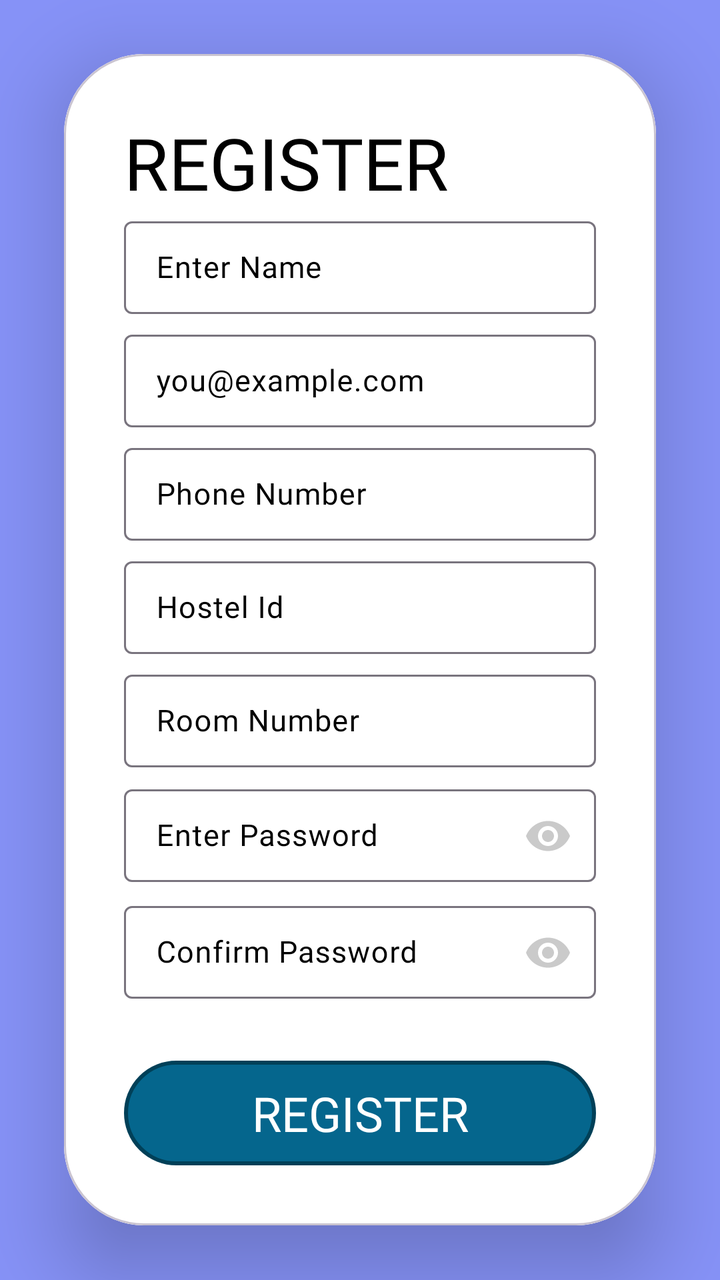
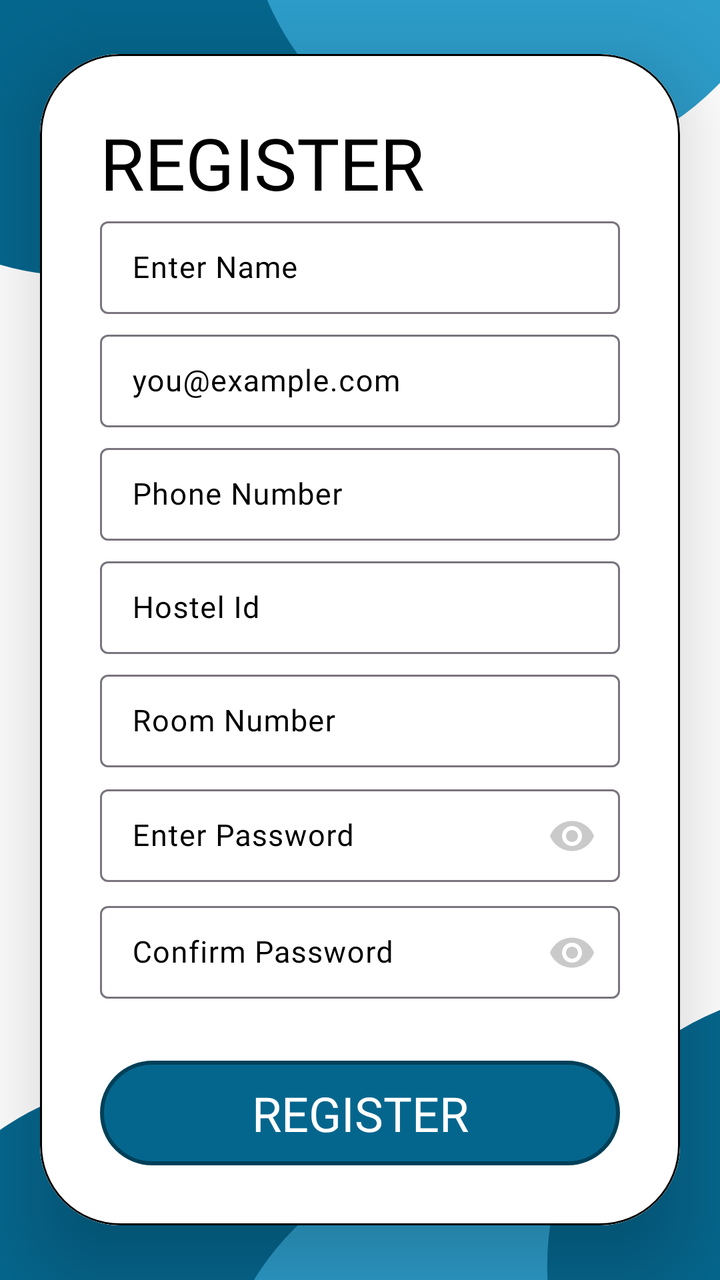

Before-and-after screenshots of an Android layout around one commit, followed by the original layout XML and the change that was made.
<!-- AndroidManifest.xml: application theme Theme.Hostelvault -->
<!-- res/layout/activity_signup.xml -->
<LinearLayout xmlns:android="http://schemas.android.com/apk/res/android"
    xmlns:app="http://schemas.android.com/apk/res-auto"
    xmlns:tools="http://schemas.android.com/tools"
    android:id="@+id/main"
    android:layout_width="match_parent"
    android:layout_height="match_parent"
    android:background="@color/lavender"
    android:gravity="center"
    tools:context=".signupActivity">

    
    <com.google.android.material.card.MaterialCardView
        android:id="@+id/cardView"
        android:layout_width="match_parent"
        android:layout_height="wrap_content"
        android:layout_centerInParent="true"
        android:layout_marginRight="32dp"
        android:layout_marginLeft="32dp"
        app:cardCornerRadius="40dp"
        app:cardElevation="24dp"
        tools:ignore="ObsoleteLayoutParam">


        <LinearLayout
            android:layout_width="match_parent"
            android:layout_height="match_parent"
            android:background="@drawable/edittextbg"
            android:gravity="start"
            android:orientation="vertical"
            android:padding="30dp">

            
            <TextView
                android:id="@+id/textView"
                android:layout_width="wrap_content"
                android:layout_height="wrap_content"
                android:fontFamily="@font/poppins_semibold"
                android:text="@string/register"
                android:textAllCaps="true"
                android:textColor="@color/black"
                android:textSize="36sp" />

            <com.google.android.material.textfield.TextInputLayout
                style="@style/Widget.Material3.TextInputLayout.OutlinedBox.Dense"
                android:layout_width="match_parent"
                android:layout_height="wrap_content"
                android:textColorHint="@color/black"
                app:endIconMode="clear_text">

                <com.google.android.material.textfield.TextInputEditText
                    android:id="@+id/et_name"
                    android:layout_width="match_parent"
                    android:layout_height="wrap_content"
                    android:autofillHints="username"
                    android:fontFamily="@font/poppins"
                    android:hint="@string/enter_name"
                    android:textColor="@color/black"
                    android:textColorHint="@color/grey"
                    android:textSize="15sp" />

            </com.google.android.material.textfield.TextInputLayout>

            
            <com.google.android.material.textfield.TextInputLayout
                style="@style/Widget.Material3.TextInputLayout.OutlinedBox.Dense"
                android:layout_width="match_parent"
                android:layout_height="wrap_content"
                android:layout_marginTop="5dp"
                android:textColorHint="@color/black"
                app:endIconMode="clear_text">

                <com.google.android.material.textfield.TextInputEditText
                    android:id="@+id/et_email"
                    android:layout_width="match_parent"
                    android:layout_height="wrap_content"
                    android:autofillHints="emailAddress"
                    android:fontFamily="@font/poppins"
                    android:hint="@string/you_example_com"
                    android:textColor="@color/black"
                    android:textColorHint="@color/grey"
                    android:textSize="15sp" />

            </com.google.android.material.textfield.TextInputLayout>


            
            <com.google.android.material.textfield.TextInputLayout
                style="@style/Widget.Material3.TextInputLayout.OutlinedBox.Dense"
                android:layout_width="match_parent"
                android:layout_height="wrap_content"
                android:layout_marginTop="5dp"
                android:textColorHint="@color/black"
                app:endIconMode="clear_text">

                <com.google.android.material.textfield.TextInputEditText
                    android:id="@+id/et_phn"
                    android:layout_width="match_parent"
                    android:layout_height="wrap_content"
                    android:autofillHints="phone"
                    android:inputType="phone"
                    android:fontFamily="@font/poppins"
                    android:hint="@string/phone_number"
                    android:textColor="@color/black"
                    android:textColorHint="@color/grey"
                    android:textSize="15sp" />

            </com.google.android.material.textfield.TextInputLayout>


            
            <com.google.android.material.textfield.TextInputLayout
                style="@style/Widget.Material3.TextInputLayout.OutlinedBox.Dense"
                android:layout_width="match_parent"
                android:layout_height="wrap_content"
                android:layout_marginTop="5dp"
                android:textColorHint="@color/black"
                app:endIconMode="clear_text">

                <com.google.android.material.textfield.TextInputEditText
                    android:id="@+id/et_hostel_id"
                    android:layout_width="match_parent"
                    android:layout_height="wrap_content"
                    android:fontFamily="@font/poppins"
                    android:hint="Hostel Id"
                    android:textColor="@color/black"
                    android:textColorHint="@color/grey"
                    android:textSize="15sp"
                    tools:ignore="HardcodedText" />

            </com.google.android.material.textfield.TextInputLayout>



            
            <com.google.android.material.textfield.TextInputLayout
                style="@style/Widget.Material3.TextInputLayout.OutlinedBox.Dense"
                android:layout_width="match_parent"
                android:layout_height="wrap_content"
                android:layout_marginTop="5dp"
                android:textColorHint="@color/black"
                app:endIconMode="clear_text">

                <com.google.android.material.textfield.TextInputEditText
                    android:id="@+id/et_room_num"
                    android:layout_width="match_parent"
                    android:layout_height="wrap_content"
                    android:fontFamily="@font/poppins"
                    android:inputType="number"
                    android:hint="Room Number"
                    android:textColor="@color/black"
                    android:textColorHint="@color/grey"
                    android:textSize="15sp"
                    tools:ignore="HardcodedText" />

            </com.google.android.material.textfield.TextInputLayout>


            
            <com.google.android.material.textfield.TextInputLayout
                style="@style/Widget.Material3.TextInputLayout.OutlinedBox.Dense"
                android:layout_width="match_parent"
                android:layout_height="wrap_content"
                android:layout_marginTop="5dp"
                android:textColorHint="@color/black"
                app:passwordToggleTint="#CACACA"
                app:passwordToggleEnabled="true">

                <com.google.android.material.textfield.TextInputEditText
                    android:id="@+id/et_passwrd"
                    android:layout_width="match_parent"
                    android:layout_height="wrap_content"
                    android:autofillHints="password"
                    android:fontFamily="@font/poppins"
                    android:hint="@string/enter_password"
                    android:inputType="textPassword"
                    android:textColor="@color/black"
                    android:textColorHint="@color/grey"
                    android:textSize="15sp" />

            </com.google.android.material.textfield.TextInputLayout>

            
            <com.google.android.material.textfield.TextInputLayout
                style="@style/Widget.Material3.TextInputLayout.OutlinedBox.Dense"
                android:layout_width="match_parent"
                android:layout_height="wrap_content"
                android:layout_marginTop="5dp"
                android:textColorHint="@color/black"
                app:passwordToggleTint="#CACACA"
                app:passwordToggleEnabled="true">

                <com.google.android.material.textfield.TextInputEditText
                    android:id="@+id/et_confpasswrd"
                    android:layout_width="match_parent"
                    android:layout_height="wrap_content"
                    android:autofillHints="password"
                    android:fontFamily="@font/poppins"
                    android:hint="@string/confirm_password"
                    android:inputType="textPassword"
                    android:textColor="@color/black"
                    android:textColorHint="@color/grey"
                    android:textSize="15sp" />

            </com.google.android.material.textfield.TextInputLayout>

            
            <com.google.android.material.button.MaterialButton
                android:id="@+id/signup_btn"
                style="@style/Theme.Hostelvault"
                android:layout_width="match_parent"
                android:layout_height="wrap_content"
                android:layout_marginTop="30dp"
                android:background="@drawable/btn_bg"
                android:fontFamily="@font/poppins_semibold"
                android:text="@string/register"
                android:textAllCaps="true"
                android:autoSizeMaxTextSize="28sp"
                android:autoSizeMinTextSize="12sp"
                android:autoSizeStepGranularity="1sp"
                android:autoSizeTextType="uniform"
                android:textColor="@color/white"
                android:textSize="24sp" />


        </LinearLayout>

    </com.google.android.material.card.MaterialCardView>

</LinearLayout>
<!-- resources referenced by this layout -->
<resources>
  <color name="black">#FF000000</color>
  <color name="grey">#3A393D</color>
  <color name="lavender">#8692f7</color>
  <color name="white">#FFFFFFFF</color>
  <!-- drawable btn_bg (drawable) -->
  <?xml version="1.0" encoding="utf-8"?>
  <shape xmlns:android="http://schemas.android.com/apk/res/android" android:shape="rectangle">
      <stroke
          android:color="#004058"
          android:width="2dp">
      </stroke>
      <corners
          android:radius="300dp">
      </corners>
      <solid
          android:color="@color/dark_teal">
      </solid>
  </shape>
  <!-- drawable edittextbg (drawable) -->
  <?xml version="1.0" encoding="utf-8"?>
  <layer-list xmlns:android="http://schemas.android.com/apk/res/android"
      android:shape="rectangle">
      <item>
          <shape >
              <corners
                  android:radius="24dp">
  
              </corners>
              <solid
                  android:color="@color/white">
              </solid>
          </shape>
      </item>
  </layer-list>
  <string name="confirm_password">Confirm Password</string>
  <string name="enter_name">Enter Name</string>
  <string name="enter_password">Enter Password</string>
  <string name="phone_number">Phone Number</string>
  <string name="register">Register</string>
  <string name="you_example_com">you@example.com</string>
  <style name="Theme.Hostelvault" parent="Theme.Material3.DayNight.NoActionBar">
  
          <item name="android:statusBarColor">@color/bg_color</item>
          <item name="colorPrimary">@color/black</item>
          <item name="colorPrimaryVariant">@color/transparent</item>
          <item name="backgroundTint">@null</item>
          <item name="strokeColor">@null</item>
  
      </style>
  <color name="dark_teal">#05668D</color>
  <color name="bg_color">#1A1A24</color>
  <color name="transparent">#004F4FA5</color>
</resources>

<!-- the commit's change to res/layout/activity_signup.xml (unified diff, before → after) -->
@@ -4,7 +4,7 @@
     android:id="@+id/main"
     android:layout_width="match_parent"
     android:layout_height="match_parent"
-    android:background="@color/lavender"
+    android:background="@drawable/smallactivity_bg"
     android:gravity="center"
     tools:context=".signupActivity">
 
@@ -14,8 +14,9 @@
         android:layout_width="match_parent"
         android:layout_height="wrap_content"
         android:layout_centerInParent="true"
-        android:layout_marginRight="32dp"
-        android:layout_marginLeft="32dp"
+        android:layout_marginLeft="20dp"
+        android:layout_marginRight="20dp"
+        app:strokeColor="@color/black"
         app:cardCornerRadius="40dp"
         app:cardElevation="24dp"
         tools:ignore="ObsoleteLayoutParam">
<!-- resource entries referenced after the edit -->
@@ -2,7 +2,6 @@
 <resources>
   <color name="black">#FF000000</color>
   <color name="grey">#3A393D</color>
-  <color name="lavender">#8692f7</color>
   <color name="white">#FFFFFFFF</color>
   <!-- drawable btn_bg (drawable) -->
   <?xml version="1.0" encoding="utf-8"?>
@@ -34,6 +33,38 @@
           </shape>
       </item>
   </layer-list>
+  <!-- drawable smallactivity_bg (drawable) -->
+  <vector xmlns:android="http://schemas.android.com/apk/res/android"
+      android:width="475dp"
+      android:height="844dp"
+      android:viewportWidth="475"
+      android:viewportHeight="844">
+    <path
+        android:pathData="M0,0h475v844h-475z"
+        android:fillColor="#CECECE"/>
+    <group>
+      <clip-path
+          android:pathData="M0,0h475v844h-475z"/>
+      <path
+          android:pathData="M0,0h475v844h-475z"
+          android:fillColor="#ffffff"/>
+      <path
+          android:pathData="M51.5,0.5m-181.5,0a181.5,181.5 0,1 1,363 0a181.5,181.5 0,1 1,-363 0"
+          android:fillColor="#05668D"/>
+      <path
+          android:pathData="M343.5,-70.5m-181.5,0a181.5,181.5 0,1 1,363 0a181.5,181.5 0,1 1,-363 0"
+          android:fillColor="#2D9DCA"/>
+      <path
+          android:pathData="M104.5,893.5m-181.5,0a181.5,181.5 0,1 1,363 0a181.5,181.5 0,1 1,-363 0"
+          android:fillColor="#05668D"/>
+      <path
+          android:pathData="M322.5,938.5m-181.5,0a181.5,181.5 0,1 1,363 0a181.5,181.5 0,1 1,-363 0"
+          android:fillColor="#2D9DCA"/>
+      <path
+          android:pathData="M542.5,834.5m-181.5,0a181.5,181.5 0,1 1,363 0a181.5,181.5 0,1 1,-363 0"
+          android:fillColor="#05668D"/>
+    </group>
+  </vector>
   <string name="confirm_password">Confirm Password</string>
   <string name="enter_name">Enter Name</string>
   <string name="enter_password">Enter Password</string>
